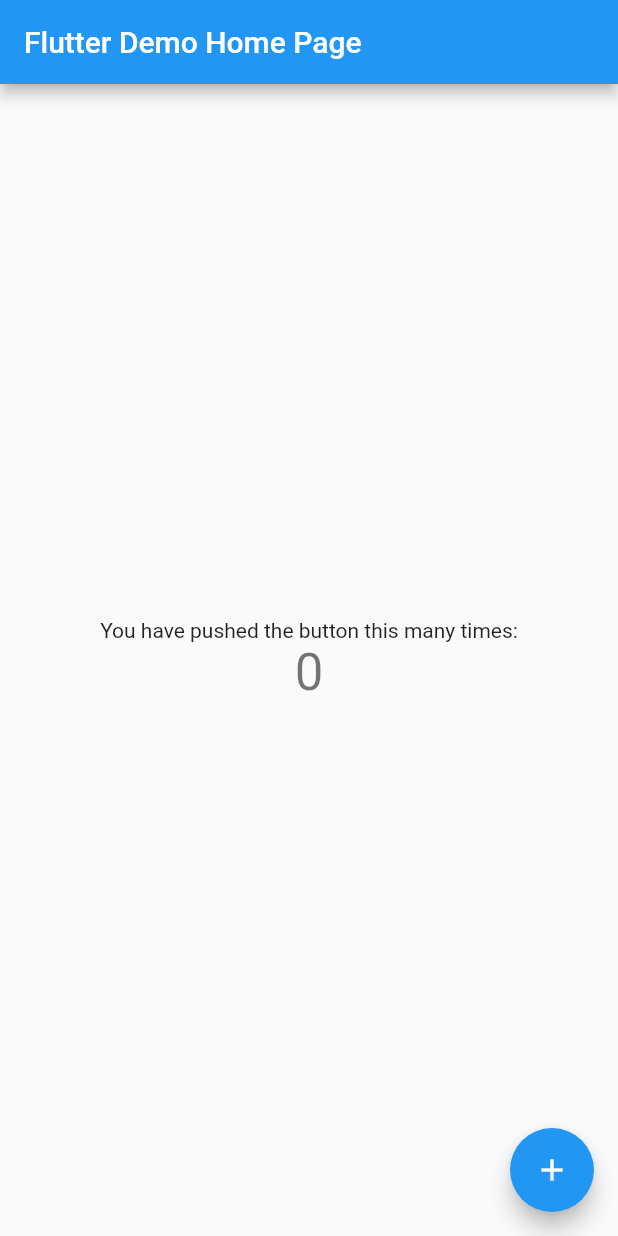
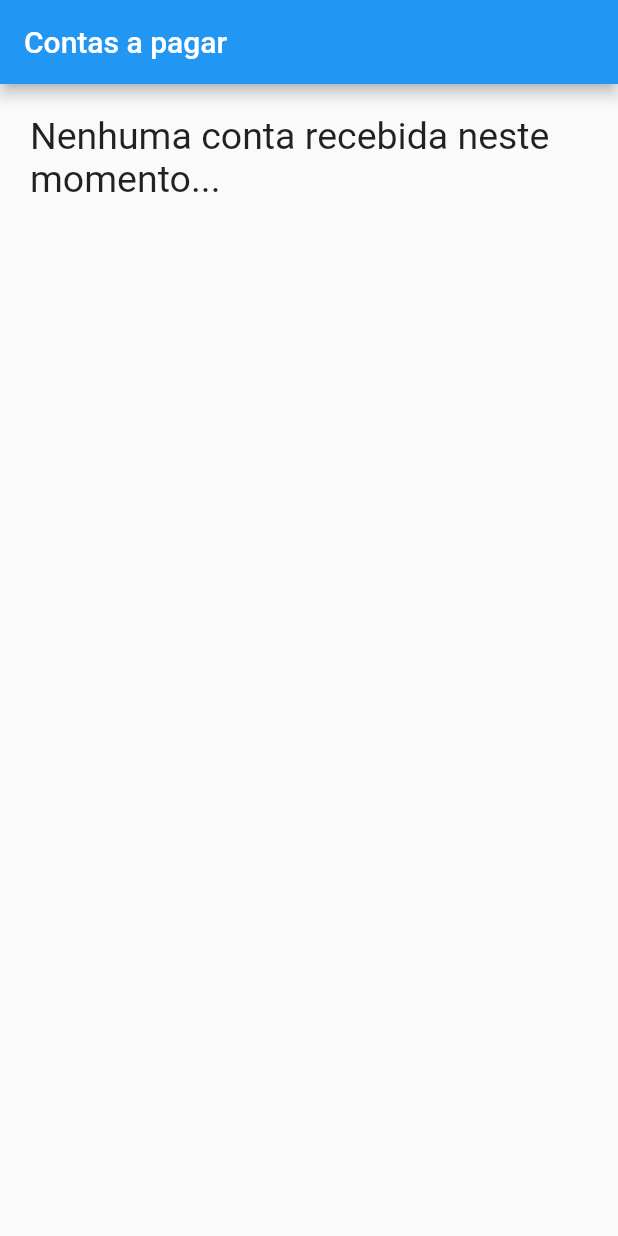
Before and after one commit to ricardoogliari/MBAFlutter_Estados, a Flutter app: the screen it shows after launch, on a phone screen of 412 x 824 dp. Run offline on Flutter 3.47's test engine with Material 2 defaults, Android fonts, the phone set to English and light mode, and no system bars; our stand-ins replace firebase_messaging; accounts and stored records are empty.

Commit message:
mian.dart pronta (sem gerencia de estados)

```diff
--- a/lib/firebaseNotifications.dart
+++ b/lib/firebaseNotifications.dart
@@ -1,5 +1,4 @@
 import 'dart:io';
-
 import 'package:firebase_messaging/firebase_messaging.dart';
 import 'package:flutter_app_estados_push/model/payment.dart';
 
--- a/lib/main.dart
+++ b/lib/main.dart
@@ -1,4 +1,6 @@
 import 'package:flutter/material.dart';
+import 'package:flutter_app_estados_push/firebaseNotifications.dart';
+import 'package:flutter_app_estados_push/model/payment.dart';
 
 void main() {
   runApp(MyApp());
@@ -46,68 +48,84 @@ class MyHomePage extends StatefulWidget {
 }
 
 class _MyHomePageState extends State<MyHomePage> {
-  int _counter = 0;
 
-  void _incrementCounter() {
+  List<Payment> payments = [];
+
+  @override
+  void initState() {
+    super.initState();
+    new FirebaseNotifications(useMessage).setUpFirebase();
+  }
+
+  void useMessage(Payment payment){
     setState(() {
-      // This call to setState tells the Flutter framework that something has
-      // changed in this State, which causes it to rerun the build method below
-      // so that the display can reflect the updated values. If we changed
-      // _counter without calling setState(), then the build method would not be
-      // called again, and so nothing would appear to happen.
-      _counter++;
+      payments.add(payment);
     });
   }
 
   @override
   Widget build(BuildContext context) {
-    // This method is rerun every time setState is called, for instance as done
-    // by the _incrementCounter method above.
-    //
-    // The Flutter framework has been optimized to make rerunning build methods
-    // fast, so that you can just rebuild anything that needs updating rather
-    // than having to individually change instances of widgets.
     return Scaffold(
       appBar: AppBar(
-        // Here we take the value from the MyHomePage object that was created by
-        // the App.build method, and use it to set our appbar title.
-        title: Text(widget.title),
+        title: Text("Contas a pagar"),
       ),
-      body: Center(
-        // Center is a layout widget. It takes a single child and positions it
-        // in the middle of the parent.
-        child: Column(
-          // Column is also a layout widget. It takes a list of children and
-          // arranges them vertically. By default, it sizes itself to fit its
-          // children horizontally, and tries to be as tall as its parent.
-          //
-          // Invoke "debug painting" (press "p" in the console, choose the
-          // "Toggle Debug Paint" action from the Flutter Inspector in Android
-          // Studio, or the "Toggle Debug Paint" command in Visual Studio Code)
-          // to see the wireframe for each widget.
-          //
-          // Column has various properties to control how it sizes itself and
-          // how it positions its children. Here we use mainAxisAlignment to
-          // center the children vertically; the main axis here is the vertical
-          // axis because Columns are vertical (the cross axis would be
-          // horizontal).
-          mainAxisAlignment: MainAxisAlignment.center,
-          children: <Widget>[
-            Text(
-              'You have pushed the button this many times:',
+      body: payments.length == 0 ? Container(
+          padding: EdgeInsets.all(20),
+          child: Text(
+            "Nenhuma conta recebida neste momento...",
+            style: TextStyle(
+                fontSize: 25
             ),
-            Text(
-              '$_counter',
-              style: Theme.of(context).textTheme.headline4,
+          )
+      ): DataTable(
+        columns: <DataColumn>[
+          DataColumn(
+            label: Text(
+              'Tipo',
+              style: TextStyle(fontStyle: FontStyle.italic),
             ),
-          ],
-        ),
+          ),
+          DataColumn(
+            label: Text(
+              'Local',
+              style: TextStyle(fontStyle: FontStyle.italic),
+            ),
+          ),
+          DataColumn(
+            label: Text(
+              'Valor',
+              style: TextStyle(fontStyle: FontStyle.italic),
+            ),
+          ),
+        ],
+        rows: getRows(),
       ),
-      floatingActionButton: FloatingActionButton(
-        onPressed: _incrementCounter,
-        tooltip: 'Increment',
-        child: Icon(Icons.add),
-      ), // This trailing comma makes auto-formatting nicer for build methods.
     );
   }
+
+  List<DataRow> getRows(){
+    List<DataRow> rows = [];
+
+    payments.forEach((element) {
+      rows.add(
+          DataRow(
+            selected: element.selected,
+            cells: <DataCell>[
+              DataCell(Text(element.type)),
+              DataCell(Text(element.place)),
+              DataCell(Text("${element.value}")),
+            ],
+            onSelectChanged: (value) {
+              setState(() {
+                element.selected = value;
+              });
+            },
+          )
+      );
+    });
+    return rows;
+  }
+
+
+
 }
```
